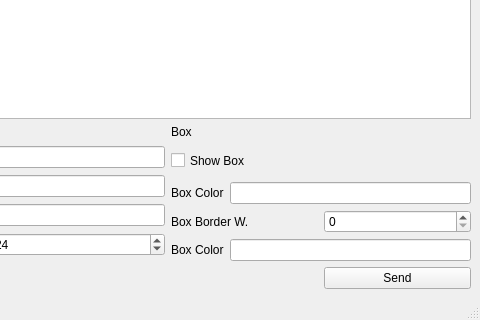
Old version of the form client/window.ui in the repository ffplayout/ffplayout-messenger; both pictures show x 200 to 680 and y 160 to 480 of the 680 by 480 pixel window.
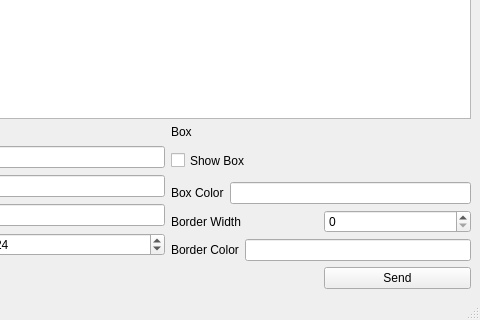
New version of the form.

Diff of the .ui file:
```diff
--- a/client/window.ui
+++ b/client/window.ui
@@ -134,7 +134,7 @@
         <item>
          <widget class="QLabel" name="label_7">
           <property name="text">
-           <string>Box Border W.</string>
+           <string>Border Width</string>
           </property>
          </widget>
         </item>
@@ -148,7 +148,7 @@
         <item>
          <widget class="QLabel" name="label_10">
           <property name="text">
-           <string>Box Color</string>
+           <string>Border Color</string>
           </property>
          </widget>
         </item>
```
